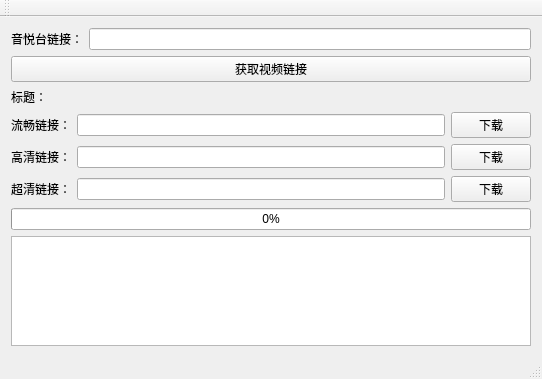
Qt form mainwindow.ui (z52c/yinyuetaiDownloader) before a commit.
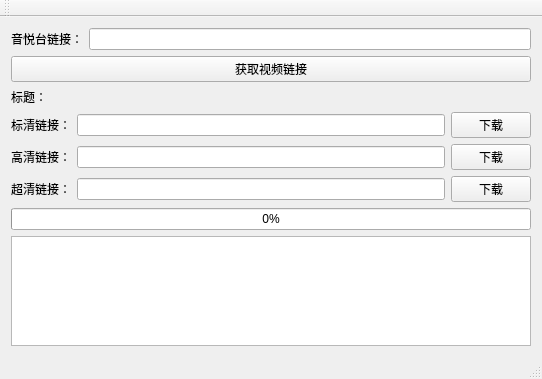
The same form after that commit.

```diff
--- a/mainwindow.ui
+++ b/mainwindow.ui
@@ -61,7 +61,7 @@
         <item>
          <widget class="QLabel" name="label_2">
           <property name="text">
-           <string>流畅链接：</string>
+           <string>标清链接：</string>
           </property>
          </widget>
         </item>
```
